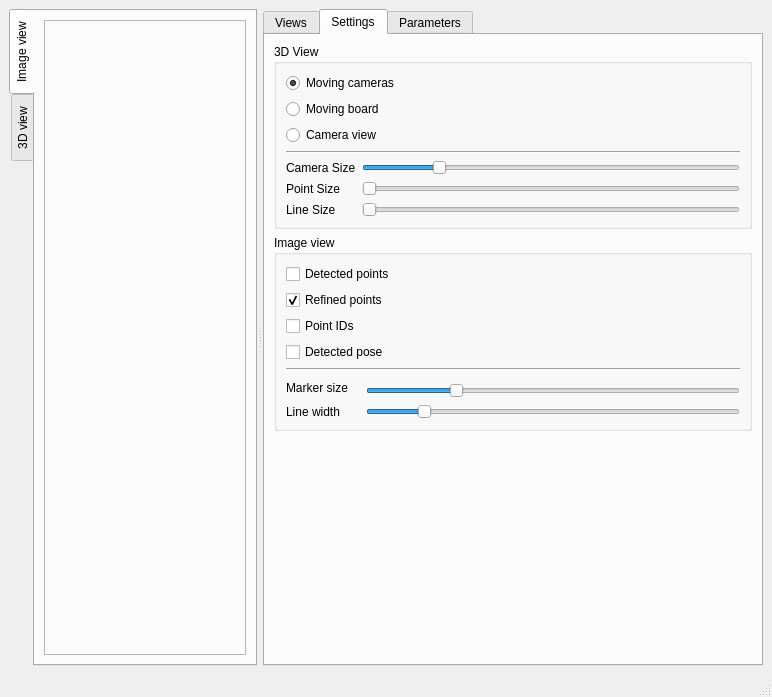
Qt form multical/interface/visualizer.ui (oliver-batchelor/multical) before a commit.
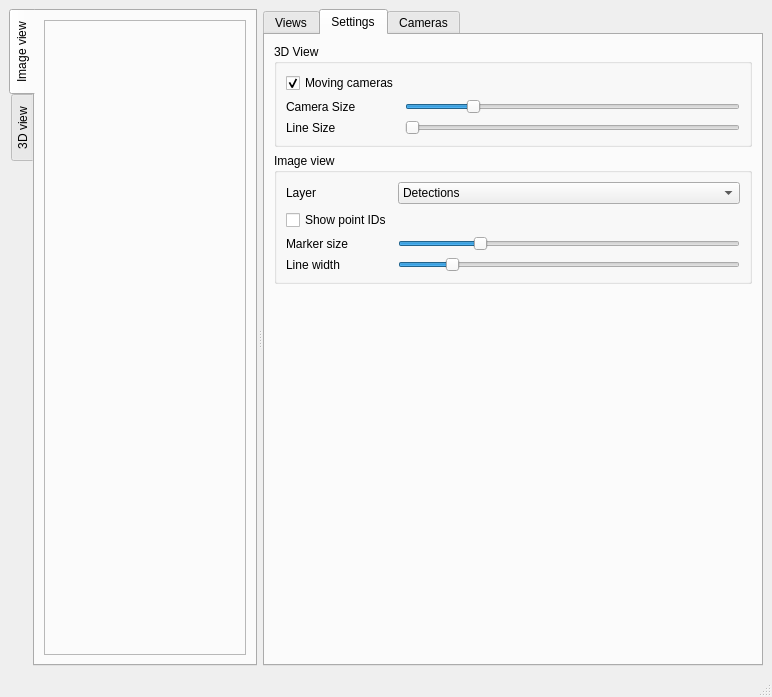
The same form after that commit. The open tabs and pages were chosen to show the change.

Commit message: Add workspace class, work towards integrating in UI

```diff
--- a/multical/interface/visualizer.ui
+++ b/multical/interface/visualizer.ui
@@ -216,97 +216,7 @@
             <string>3D View</string>
            </property>
            <layout class="QGridLayout" name="gridLayout">
-            <item row="0" column="0" colspan="2">
-             <widget class="QRadioButton" name="moving_cameras_radio">
-              <property name="text">
-               <string>Moving cameras</string>
-              </property>
-              <property name="checked">
-               <bool>true</bool>
-              </property>
-              <attribute name="buttonGroup">
-               <string notr="true">view_mode</string>
-              </attribute>
-             </widget>
-            </item>
-            <item row="4" column="0">
-             <widget class="QLabel" name="label_4">
-              <property name="text">
-               <string>Camera Size</string>
-              </property>
-             </widget>
-            </item>
-            <item row="5" column="1">
-             <widget class="QSlider" name="point_size_slider">
-              <property name="minimum">
-               <number>1</number>
-              </property>
-              <property name="maximum">
-               <number>8</number>
-              </property>
-              <property name="singleStep">
-               <number>1</number>
-              </property>
-              <property name="orientation">
-               <enum>Qt::Horizontal</enum>
-              </property>
-             </widget>
-            </item>
-            <item row="2" column="0" colspan="2">
-             <widget class="QRadioButton" name="camera_view_radio">
-              <property name="text">
-               <string>Camera view</string>
-              </property>
-              <attribute name="buttonGroup">
-               <string notr="true">view_mode</string>
-              </attribute>
-             </widget>
-            </item>
-            <item row="6" column="1">
-             <widget class="QSlider" name="line_size_slider">
-              <property name="minimum">
-               <number>1</number>
-              </property>
-              <property name="maximum">
-               <number>8</number>
-              </property>
-              <property name="orientation">
-               <enum>Qt::Horizontal</enum>
-              </property>
-             </widget>
-            </item>
-            <item row="3" column="0" colspan="2">
-             <widget class="Line" name="line">
-              <property name="orientation">
-               <enum>Qt::Horizontal</enum>
-              </property>
-             </widget>
-            </item>
-            <item row="1" column="0" colspan="2">
-             <widget class="QRadioButton" name="moving_board_radio">
-              <property name="text">
-               <string>Moving board</string>
-              </property>
-              <attribute name="buttonGroup">
-               <string notr="true">view_mode</string>
-              </attribute>
-             </widget>
-            </item>
-            <item row="6" column="0">
-             <widget class="QLabel" name="label_5">
-              <property name="text">
-               <string>Line Size</string>
-              </property>
-             </widget>
-            </item>
-            <item row="5" column="0">
-             <widget class="QLabel" name="label">
-              <property name="text">
-               <string>Point Size</string>
-              </property>
-             </widget>
-            </item>
-            <item row="4" column="1">
+            <item row="1" column="1">
              <widget class="QSlider" name="camera_size_slider">
               <property name="minimum">
                <number>1</number>
@@ -334,6 +244,43 @@
               </property>
              </widget>
             </item>
+            <item row="0" column="0">
+             <widget class="QCheckBox" name="moving_cameras_check">
+              <property name="text">
+               <string>Moving cameras</string>
+              </property>
+              <property name="checked">
+               <bool>true</bool>
+              </property>
+             </widget>
+            </item>
+            <item row="2" column="0">
+             <widget class="QLabel" name="label_5">
+              <property name="text">
+               <string>Line Size</string>
+              </property>
+             </widget>
+            </item>
+            <item row="1" column="0">
+             <widget class="QLabel" name="label_4">
+              <property name="text">
+               <string>Camera Size</string>
+              </property>
+             </widget>
+            </item>
+            <item row="2" column="1">
+             <widget class="QSlider" name="line_size_slider">
+              <property name="minimum">
+               <number>1</number>
+              </property>
+              <property name="maximum">
+               <number>8</number>
+              </property>
+              <property name="orientation">
+               <enum>Qt::Horizontal</enum>
+              </property>
+             </widget>
+            </item>
            </layout>
           </widget>
          </item>
@@ -349,52 +296,52 @@
             <string>Image view</string>
            </property>
            <layout class="QGridLayout" name="gridLayout_3">
-            <item row="0" column="0" colspan="2">
-             <widget class="QCheckBox" name="show_detected_check">
+            <item row="0" column="0">
+             <widget class="QLabel" name="label">
               <property name="text">
-               <string>Detected points</string>
+               <string>Layer</string>
               </property>
              </widget>
             </item>
-            <item row="1" column="0" colspan="2">
-             <widget class="QCheckBox" name="show_refined_check">
-              <property name="text">
-               <string>Refined points</string>
-              </property>
-              <property name="checked">
-               <bool>true</bool>
-              </property>
+            <item row="0" column="1">
+             <widget class="QComboBox" name="comboBox">
+              <item>
+               <property name="text">
+                <string>Detections</string>
+               </property>
+              </item>
+              <item>
+               <property name="text">
+                <string>Detected poses</string>
+               </property>
+              </item>
+              <item>
+               <property name="text">
+                <string>Initialisation</string>
+               </property>
+              </item>
+              <item>
+               <property name="text">
+                <string>Calibration: xyz</string>
+               </property>
+              </item>
              </widget>
             </item>
-            <item row="2" column="0">
+            <item row="1" column="0">
              <widget class="QCheckBox" name="show_ids_check">
               <property name="text">
-               <string>Point IDs</string>
+               <string>Show point IDs</string>
               </property>
              </widget>
             </item>
-            <item row="3" column="0" colspan="2">
-             <widget class="QCheckBox" name="show_pose_check">
-              <property name="text">
-               <string>Detected pose</string>
-              </property>
-             </widget>
-            </item>
-            <item row="4" column="0" colspan="2">
-             <widget class="Line" name="line_2">
-              <property name="orientation">
-               <enum>Qt::Horizontal</enum>
-              </property>
-             </widget>
-            </item>
-            <item row="5" column="0" rowspan="2">
+            <item row="2" column="0">
              <widget class="QLabel" name="label_8">
               <property name="text">
                <string>Marker size</string>
               </property>
              </widget>
             </item>
-            <item row="6" column="1">
+            <item row="2" column="1">
              <widget class="QSlider" name="marker_size_slider">
               <property name="minimum">
                <number>1</number>
@@ -410,29 +357,29 @@
               </property>
              </widget>
             </item>
-            <item row="7" column="1">
-             <widget class="QSlider" name="line_width_slider">
-              <property name="minimum">
-               <number>1</number>
-              </property>
-              <property name="maximum">
-               <number>8</number>
-              </property>
-              <property name="value">
-               <number>2</number>
-              </property>
-              <property name="orientation">
-               <enum>Qt::Horizontal</enum>
-              </property>
-             </widget>
-            </item>
-            <item row="7" column="0">
+            <item row="3" column="0">
              <widget class="QLabel" name="label_9">
               <property name="text">
                <string>Line width</string>
               </property>
              </widget>
             </item>
+            <item row="3" column="1">
+             <widget class="QSlider" name="line_width_slider">
+              <property name="minimum">
+               <number>1</number>
+              </property>
+              <property name="maximum">
+               <number>8</number>
+              </property>
+              <property name="value">
+               <number>2</number>
+              </property>
+              <property name="orientation">
+               <enum>Qt::Horizontal</enum>
+              </property>
+             </widget>
+            </item>
            </layout>
           </widget>
          </item>
@@ -453,7 +400,7 @@
        </widget>
        <widget class="QWidget" name="param_tab">
         <attribute name="title">
-         <string>Parameters</string>
+         <string>Cameras</string>
         </attribute>
         <layout class="QVBoxLayout" name="verticalLayout_4">
          <property name="leftMargin">
```
Left out of the diff: 2 changed lines with no effect on the pictures. The commit also changes 11 other files.
